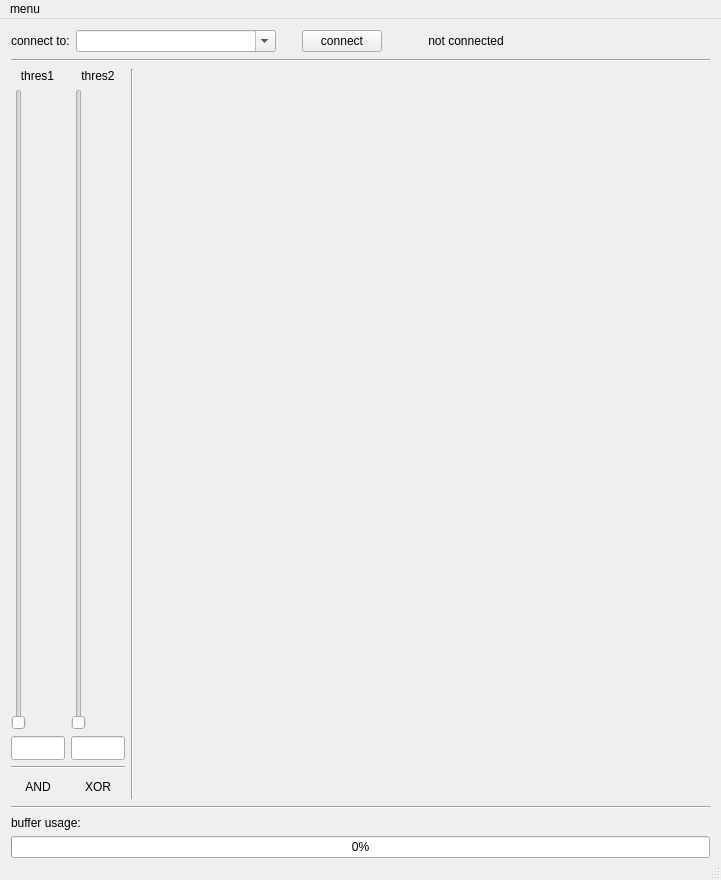
MuonPi/muondetector, file myon_detector_gui/src/mainwindow.ui: the form before one commit.
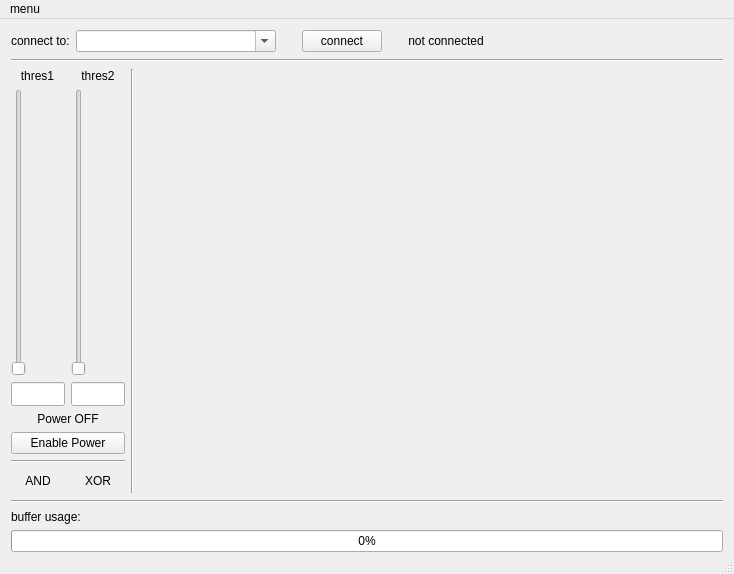
The form after the commit.

Commit message:
control of i2c devices through gui possible
also fixed some bugs with closing the gui application without disconnecting first. still no idea how to send a disconnect signal via tcp on closing the demon with strg c.

Patch:
```diff
--- a/myon_detector_gui/src/mainwindow.ui
+++ b/myon_detector_gui/src/mainwindow.ui
@@ -9,8 +9,8 @@
    <rect>
     <x>0</x>
     <y>0</y>
-    <width>721</width>
-    <height>880</height>
+    <width>734</width>
+    <height>574</height>
    </rect>
   </property>
   <property name="windowTitle">
@@ -105,11 +105,11 @@
          <enum>Qt::Horizontal</enum>
         </property>
         <property name="sizeType">
-         <enum>QSizePolicy::Preferred</enum>
+         <enum>QSizePolicy::Fixed</enum>
         </property>
         <property name="sizeHint" stdset="0">
          <size>
-          <width>40</width>
+          <width>20</width>
           <height>20</height>
          </size>
         </property>
@@ -277,6 +277,23 @@
           </item>
          </layout>
         </item>
+        <item>
+         <widget class="QLabel" name="biasPowerLabel">
+          <property name="text">
+           <string>Power OFF</string>
+          </property>
+          <property name="alignment">
+           <set>Qt::AlignCenter</set>
+          </property>
+         </widget>
+        </item>
+        <item>
+         <widget class="QPushButton" name="biasPowerButton">
+          <property name="text">
+           <string>Enable Power</string>
+          </property>
+         </widget>
+        </item>
         <item>
          <widget class="Line" name="line_3">
           <property name="orientation">
@@ -394,7 +411,7 @@
     <rect>
      <x>0</x>
      <y>0</y>
-     <width>721</width>
+     <width>734</width>
      <height>25</height>
     </rect>
    </property>
```
The commit also changes 7 other files.
